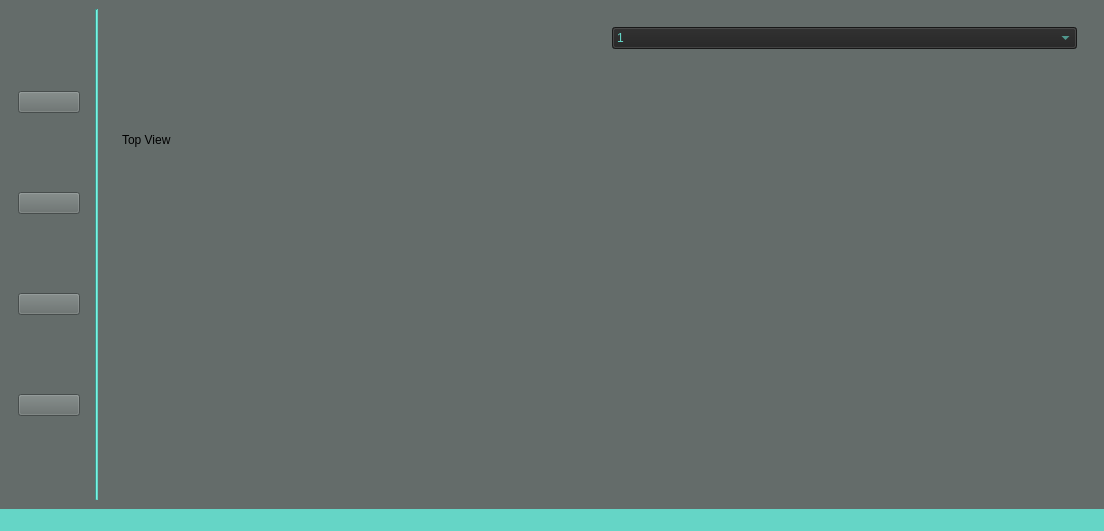
Qt form HEX_Service/mainwindow.ui (Maks-Tulewicz/WDS_projekt) before a commit.
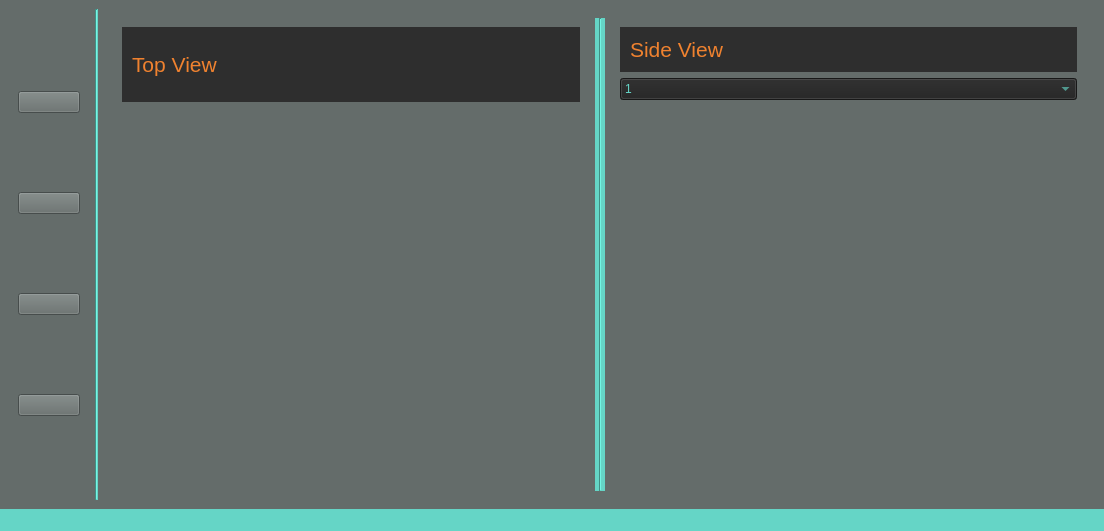
The same form after that commit. Icons and pictures are not drawn. Custom widgets are drawn as their Qt base class.

The edit to the form file:
```diff
--- a/HEX_Service/mainwindow.ui
+++ b/HEX_Service/mainwindow.ui
@@ -715,8 +715,27 @@
           <layout class="QVBoxLayout" name="verticalLayout_4">
            <item>
             <widget class="QLabel" name="label">
+             <property name="maximumSize">
+              <size>
+               <width>16777215</width>
+               <height>75</height>
+              </size>
+             </property>
+             <property name="styleSheet">
+              <string notr="true">font-size: 16pt;
+color: #F0822F;
+background-color: #2E2E2E;
+border: none;
+padding: 5px;
+qproperty-alignment: AlignCenter;
+</string>
+             </property>
              <property name="text">
-              <string>Top View</string>
+              <string>Top View &lt;/span&gt;&amp;nbsp;&amp;nbsp;&amp;nbsp;&amp;nbsp;&amp;nbsp;&amp;nbsp;&lt;img src=&quot;:/icons/top-view.png&quot; width=&quot;30&quot; height=&quot;30&quot; style=&quot;vertical-align:middle; margin-right: 10px;&quot;&gt;
+&lt;span style=&quot;vertical-align:middle;&quot;&gt;</string>
+             </property>
+             <property name="textFormat">
+              <enum>Qt::RichText</enum>
              </property>
             </widget>
            </item>
@@ -726,9 +745,57 @@
           </layout>
          </widget>
         </item>
+        <item>
+         <widget class="Line" name="workspace_devider">
+          <property name="minimumSize">
+           <size>
+            <width>10</width>
+            <height>450</height>
+           </size>
+          </property>
+          <property name="styleSheet">
+           <string notr="true">background-color: #65d5c6</string>
+          </property>
+          <property name="orientation">
+           <enum>Qt::Vertical</enum>
+          </property>
+         </widget>
+        </item>
         <item>
          <widget class="QWidget" name="right_widget" native="true">
           <layout class="QVBoxLayout" name="verticalLayout">
+           <item>
+            <widget class="QLabel" name="label_2">
+             <property name="minimumSize">
+              <size>
+               <width>0</width>
+               <height>40</height>
+              </size>
+             </property>
+             <property name="maximumSize">
+              <size>
+               <width>16777215</width>
+               <height>45</height>
+              </size>
+             </property>
+             <property name="styleSheet">
+              <string notr="true">font-size: 16pt;
+color: #F0822F;
+background-color: #2E2E2E;
+border: none;
+padding: 5px;
+qproperty-alignment: AlignCenter;
+</string>
+             </property>
+             <property name="text">
+              <string>Side View  &lt;/span&gt;&amp;nbsp;&amp;nbsp;&amp;nbsp;&amp;nbsp;&amp;nbsp;&amp;nbsp;&lt;img src=&quot;:/icons/robot-leg.png&quot; width=&quot;30&quot; height=&quot;30&quot; style=&quot;vertical-align:middle; margin-right: 10px;&quot;&gt;
+&lt;span style=&quot;vertical-align:middle;&quot;&gt;</string>
+             </property>
+             <property name="textFormat">
+              <enum>Qt::RichText</enum>
+             </property>
+            </widget>
+           </item>
            <item>
             <widget class="QComboBox" name="comboBoxLegSide">
              <property name="layoutDirection">
```
Left out of the diff: 73 changed lines with no effect on the pictures.
